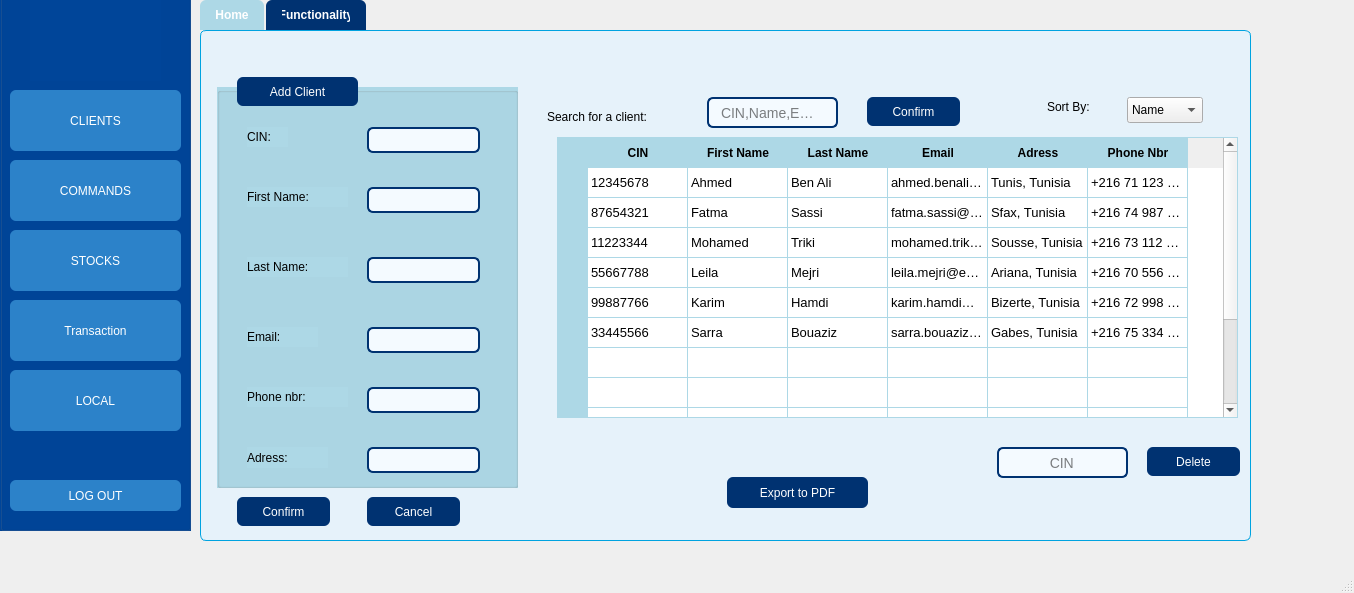
Before: the Qt Designer form mainwindow.ui in Esprit-UP-Algo/projetpcc-2a26-voltshop, drawn with Qt 5.
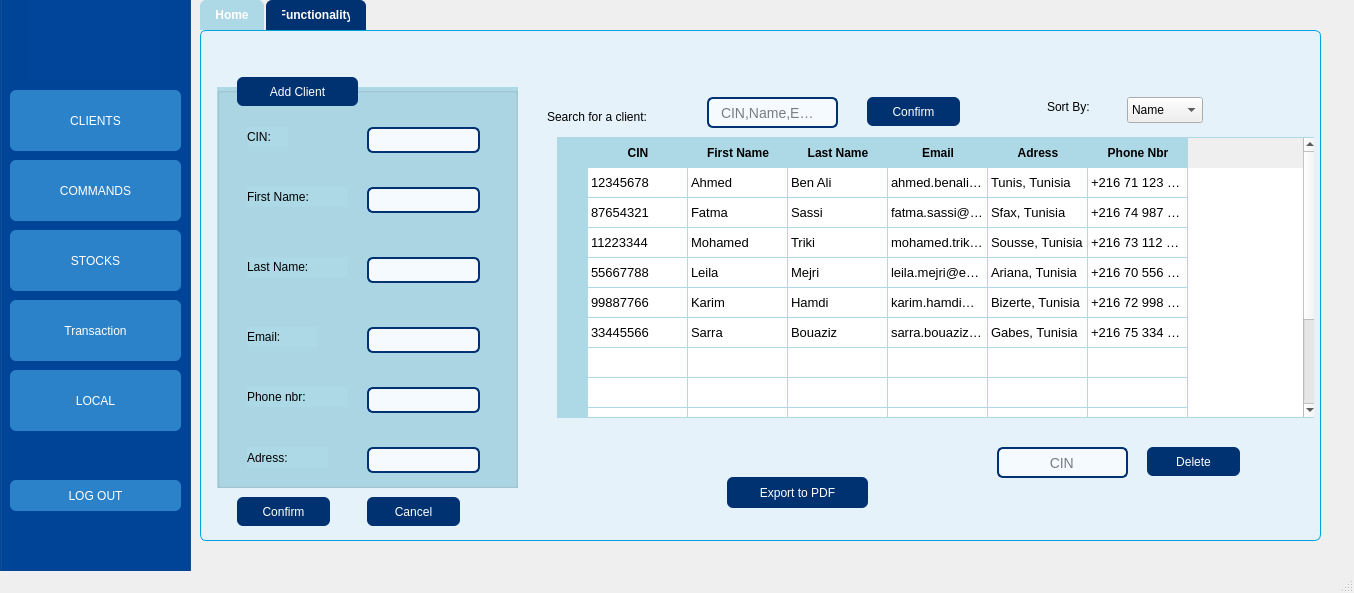
After: the same form once the commit is applied. Icons and pictures are not drawn.

Patch:
```diff
--- a/mainwindow.ui
+++ b/mainwindow.ui
@@ -19,7 +19,7 @@
      <rect>
       <x>200</x>
       <y>0</y>
-      <width>1051</width>
+      <width>1121</width>
       <height>541</height>
      </rect>
     </property>
@@ -382,7 +382,7 @@
        <rect>
         <x>350</x>
         <y>100</y>
-        <width>681</width>
+        <width>761</width>
         <height>281</height>
        </rect>
       </property>
@@ -1147,7 +1147,7 @@
       <x>0</x>
       <y>-10</y>
       <width>191</width>
-      <height>541</height>
+      <height>601</height>
      </rect>
     </property>
     <property name="styleSheet">
```
Left out of the diff: 113 changed lines with no effect on the pictures.
